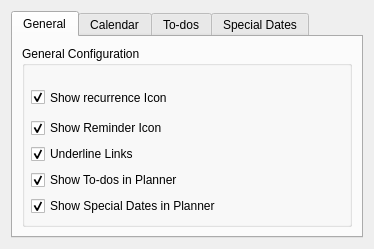
First picture: the form in kontact/plugins/planner/plannerconfig_base.ui, repository chusopr/kdepim-ktimetracker-akonadi, before the edit.
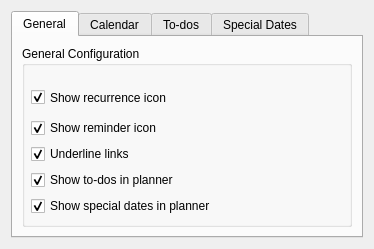
Second picture: the form after the edit. The open tabs and pages were chosen to show the change. Custom widgets are drawn as their Qt base class.

The edit to the form file:
```diff
--- a/kontact/plugins/planner/plannerconfig_base.ui
+++ b/kontact/plugins/planner/plannerconfig_base.ui
@@ -55,7 +55,7 @@
               </sizepolicy>
              </property>
              <property name="text" >
-              <string>Show recurrence Icon</string>
+              <string>Show recurrence icon</string>
              </property>
              <property name="checked" >
               <bool>true</bool>
@@ -65,7 +65,7 @@
            <item>
             <widget class="QCheckBox" name="mShowReminder" >
              <property name="text" >
-              <string>Show Reminder Icon</string>
+              <string>Show reminder icon</string>
              </property>
              <property name="checked" >
               <bool>true</bool>
@@ -75,7 +75,7 @@
            <item>
             <widget class="QCheckBox" name="mUnderline" >
              <property name="text" >
-              <string>Underline Links</string>
+              <string>Underline links</string>
              </property>
              <property name="checked" >
               <bool>true</bool>
@@ -85,7 +85,7 @@
            <item>
             <widget class="QCheckBox" name="mTodo" >
              <property name="text" >
-              <string>Show To-dos in Planner</string>
+              <string>Show to-dos in planner</string>
              </property>
              <property name="checked" >
               <bool>true</bool>
@@ -95,7 +95,7 @@
            <item>
             <widget class="QCheckBox" name="mSd" >
              <property name="text" >
-              <string>Show Special Dates in Planner</string>
+              <string>Show special dates in planner</string>
              </property>
              <property name="checked" >
               <bool>true</bool>
```
Left out of the diff: 10 changed lines with no effect on the pictures.
